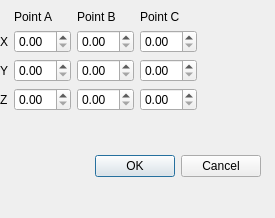
This is Polyhedron/demo/Polyhedron/dock_example.ui in CGAL/cgal as Qt 5 draws it before an edit. The edited form follows.
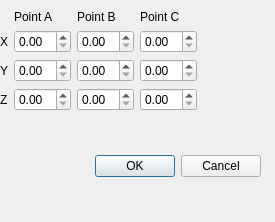
This is the edited form.

Commit message: Doc about dock widgets done.

Patch:
```diff
--- a/Polyhedron/demo/Polyhedron/dock_example.ui
+++ b/Polyhedron/demo/Polyhedron/dock_example.ui
@@ -7,9 +7,21 @@
     <x>0</x>
     <y>0</y>
     <width>275</width>
-    <height>218</height>
+    <height>222</height>
    </rect>
   </property>
+  <property name="sizePolicy">
+   <sizepolicy hsizetype="Preferred" vsizetype="Fixed">
+    <horstretch>0</horstretch>
+    <verstretch>0</verstretch>
+   </sizepolicy>
+  </property>
+  <property name="minimumSize">
+   <size>
+    <width>58</width>
+    <height>200</height>
+   </size>
+  </property>
   <property name="windowTitle">
    <string>DockWidget</string>
   </property>
```
The commit also changes 2 other files.
